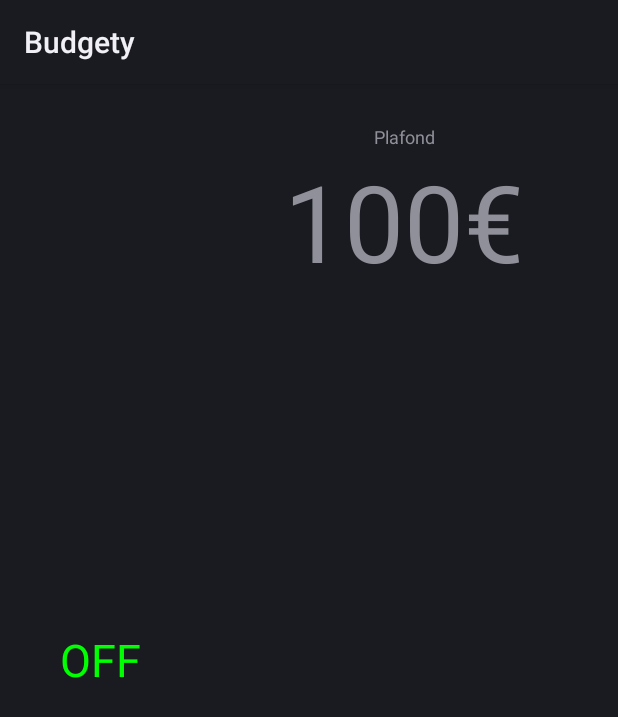
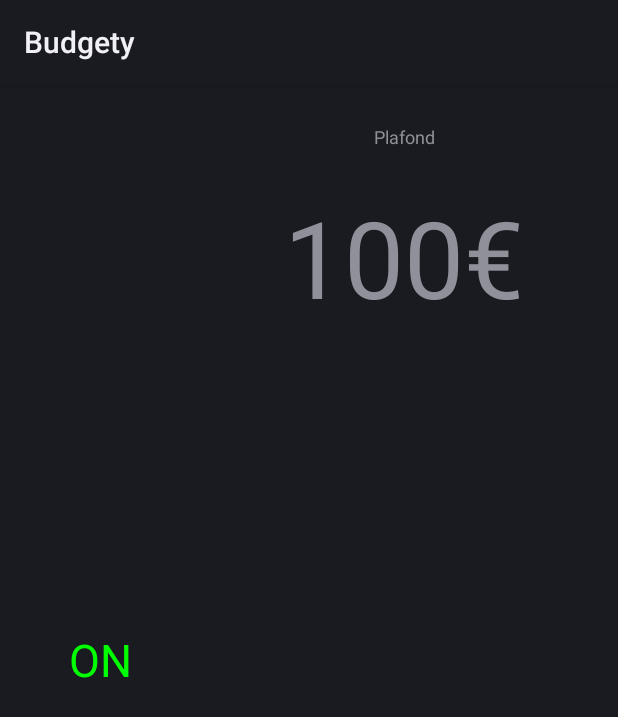
Before and after one commit to clementTal/GlassCamp, an Android app: the layout view_param_limit.xml on its own in the app's theme, with its tools: preview values and no code run, on a phone screen of 412 x 824 dp. Shown: the top 717 px of the screen. Run offline under Robolectric (Android 15) with nearby library versions, the phone set to English and light mode, and no system bars.

Commit message:
Test for text position in layout

```diff
--- a/app/src/main/res/layout/view_param_limit.xml
+++ b/app/src/main/res/layout/view_param_limit.xml
@@ -32,6 +32,7 @@
         android:layout_marginTop="@dimen/glass_card_margin"
         android:layout_toRightOf="@+id/left_column"
         tools:ignore="UselessLeaf"
+        android:gravity="center_vertical"
         >
 
         <TextView
@@ -46,7 +47,7 @@
         <TextView
             android:text="@string/price_placeholder"
             android:layout_width="fill_parent"
-            android:layout_height="wrap_content"
+            android:layout_height="fill_parent"
             android:layout_below="@id/ceil"
             android:textSize="32pt"
             android:gravity="center"/>
--- a/app/src/main/res/layout/view_param_transfer.xml
+++ b/app/src/main/res/layout/view_param_transfer.xml
@@ -17,7 +17,7 @@
             android:layout_width="fill_parent"
             android:layout_height="fill_parent"
             android:gravity="center"
-            android:textColor="#555"
+            android:textColor="#f00"
             />
 
     </RelativeLayout>
@@ -38,7 +38,6 @@
             android:text="@string/transfer"
             android:layout_width="fill_parent"
             android:layout_height="fill_parent"
-            android:layout_below="@id/ceil"
             android:textSize="12pt"
             android:gravity="center"/>
 
--- a/app/src/main/res/values/strings.xml
+++ b/app/src/main/res/values/strings.xml
@@ -19,7 +19,7 @@
     <string name="price_placeholder">100€</string>
     <string name="transfer">Virement automatique</string>
     <string name="switch_off">OFF</string>
-    <string name="switch_on">OFF</string>
+    <string name="switch_on">ON</string>
     <string name="title_activity_options">OptionsActivity</string>
     <string name="hello_world">Hello world!</string>
 
```
